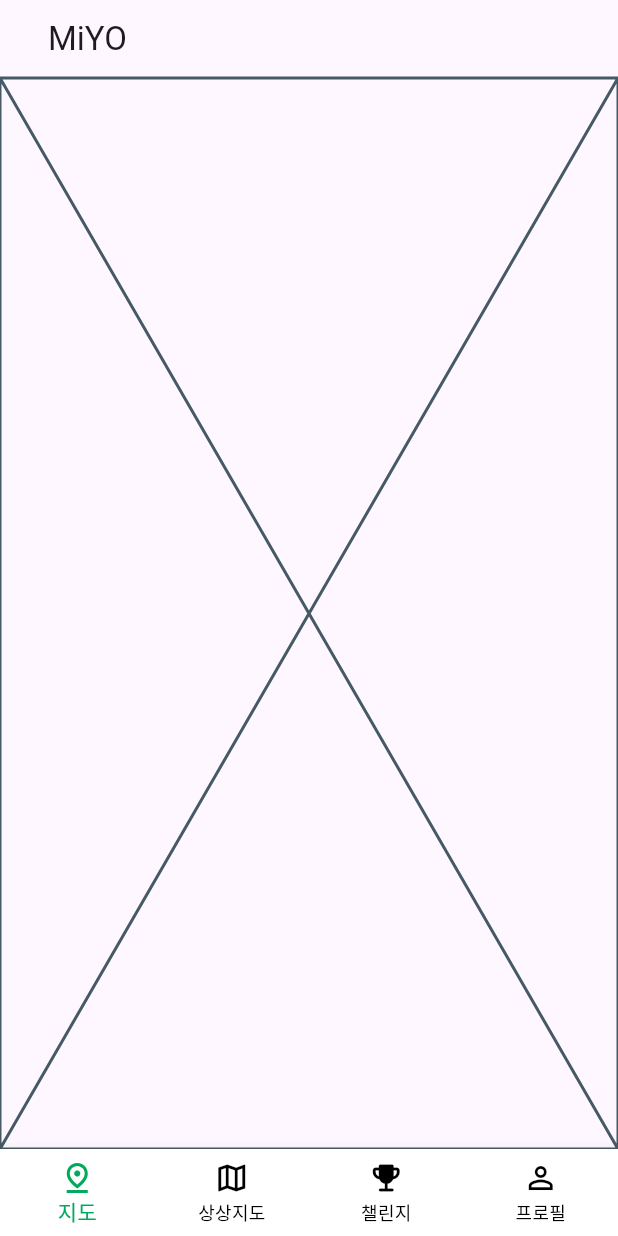
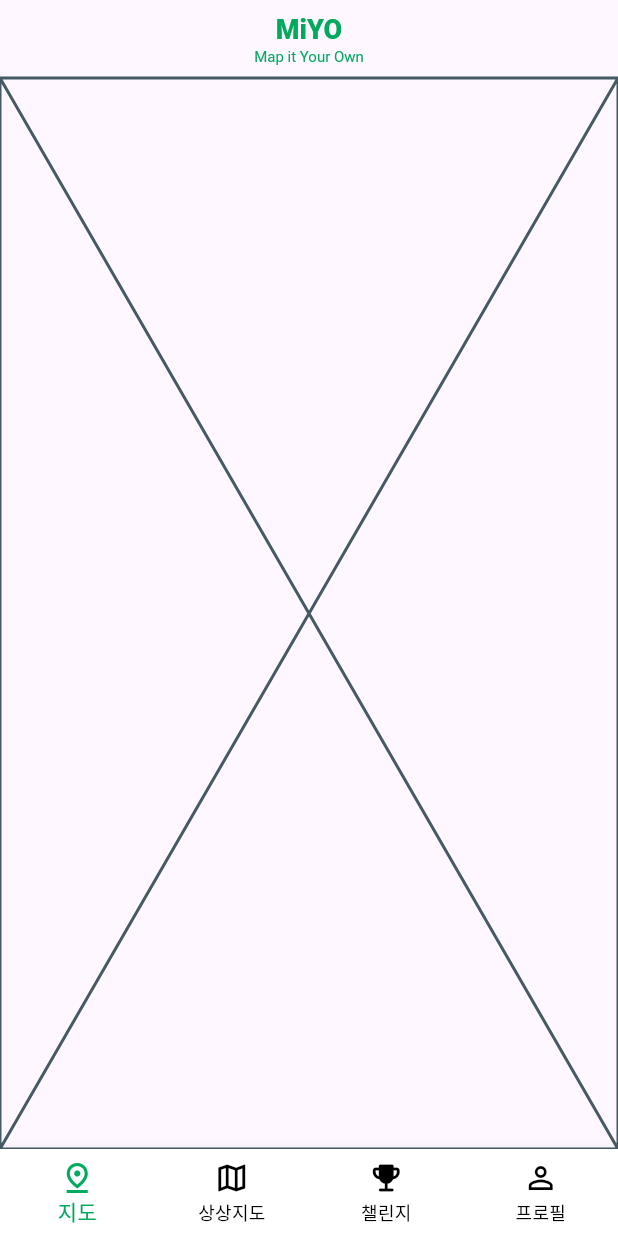
Before and after one commit to KMU-MiYO/MiYO-Frontend, a Flutter app: the screen it shows after launch, on a phone screen of 412 x 824 dp. Run offline on Flutter 3.47's test engine with Material 3 defaults, Android fonts, the light colour scheme and no system bars.

Commit message:
[FEAT] : 앱바 생성

```diff
--- a/lib/components/top_navbar.dart
+++ b/lib/components/top_navbar.dart
@@ -8,14 +8,31 @@ class TopNavbar extends StatelessWidget implements PreferredSizeWidget{
     return Padding(
       padding: const EdgeInsets.fromLTRB(16, 0, 16, 0),
       child: AppBar(
-        centerTitle: false,
+        centerTitle: true,
         automaticallyImplyLeading: false,
         backgroundColor: Colors.transparent,
         elevation: 0,
         scrolledUnderElevation: 0,
-        title: Text(
-              'MiYO',
-            ),
+        title: Column(
+          children: [
+            Text(
+                  'MiYO',
+                  style: TextStyle(
+                    color: Color(0xff00AA5D),
+                    fontSize: 18,
+                    fontWeight: FontWeight.w900,
+                  ),
+                ),
+            Text(
+              'Map it Your Own',
+              style: TextStyle(
+                fontSize: 10,
+                color: Color(0xff00AA5D),
+                fontWeight: FontWeight.w400,
+              )
+            )
+          ],
+        ),
 
       ),
     );
```
